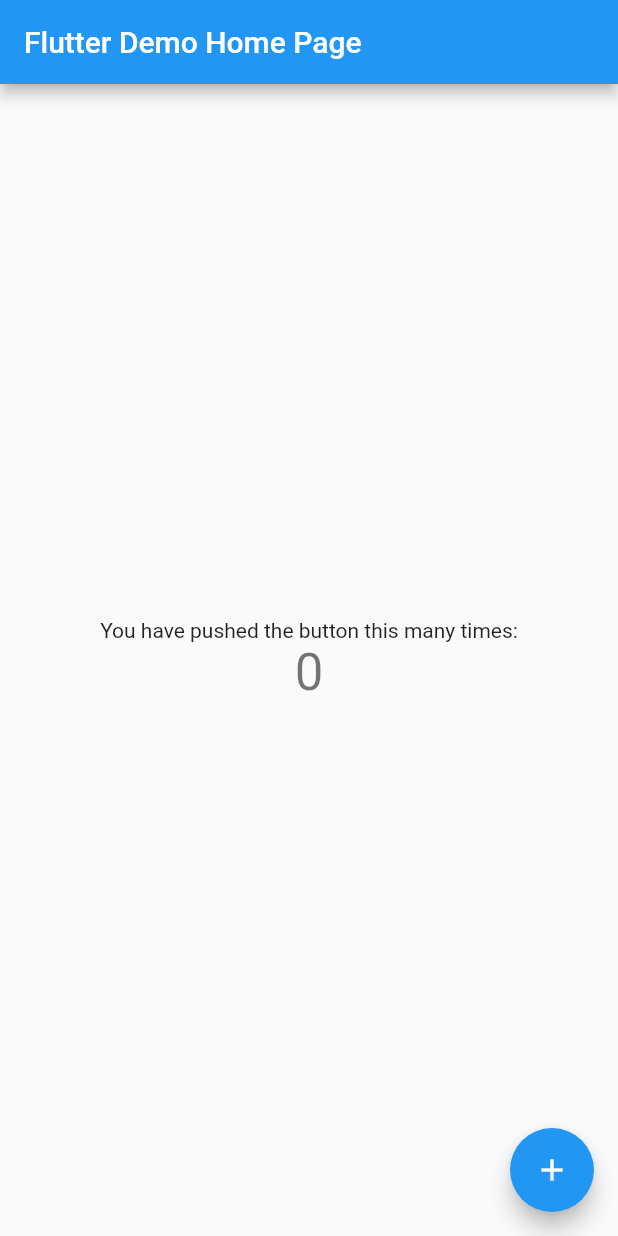
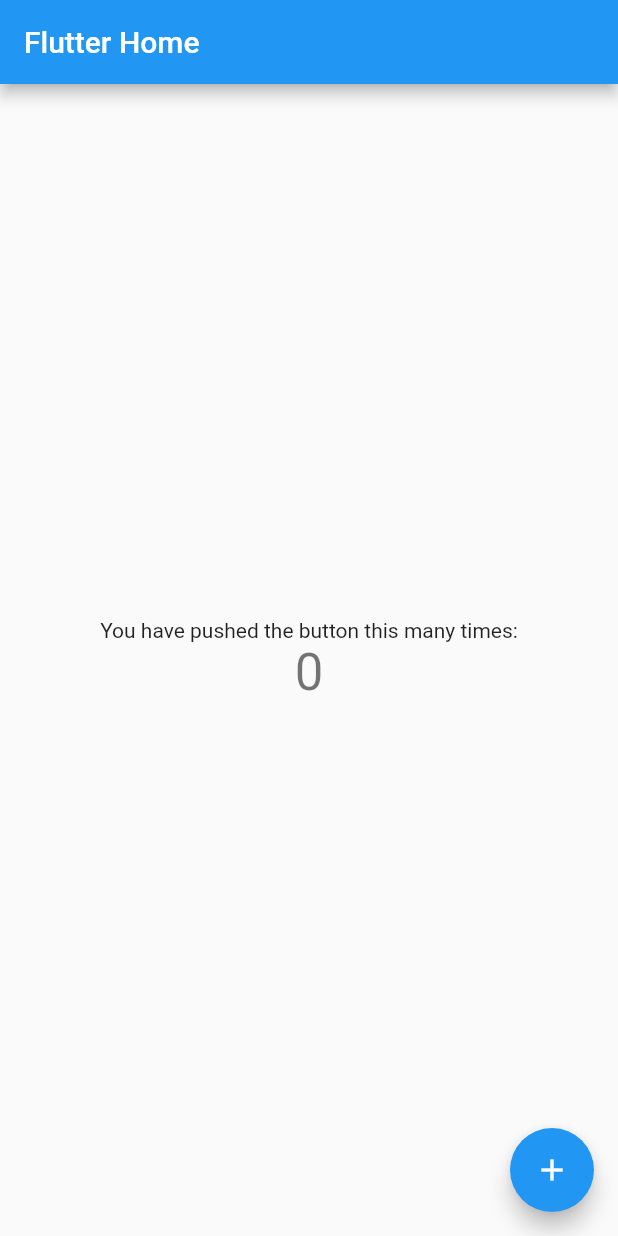
Before and after one commit to creatijin/helloflutter, a Flutter app: the screen it shows after launch, on a phone screen of 412 x 824 dp. Run offline on Flutter 3.47's test engine with Material 2 defaults, Android fonts, the phone set to English and light mode, and no system bars.

Commit message:
머터리얼 앱 기본 구조

```diff
--- a/lib/main.dart
+++ b/lib/main.dart
@@ -9,7 +9,7 @@ class MyApp extends StatelessWidget {
   @override
   Widget build(BuildContext context) {
     return MaterialApp(
-      title: 'Flutter Demo',
+      title: 'Flutter Start',
       theme: ThemeData(
         // This is the theme of your application.
         //
@@ -26,7 +26,7 @@ class MyApp extends StatelessWidget {
         // closer together (more dense) than on mobile platforms.
         visualDensity: VisualDensity.adaptivePlatformDensity,
       ),
-      home: MyHomePage(title: 'Flutter Demo Home Page'),
+      home: MyHomePage(title: 'Flutter Home'),
     );
   }
 }
```
Also changed, not shown: lib/simple_app.dart (added, +9 -0 lines), 3 other files.
